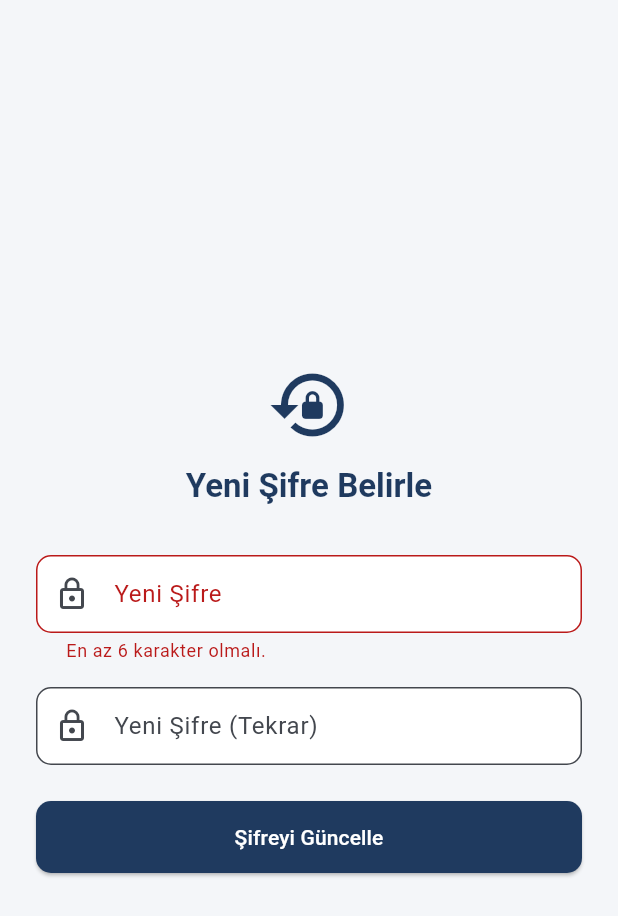
After one commit to omeranilerdogan/ISG_IZ, a Flutter app: the SifreYenileScreen screen opened by its route, after a tap on "Şifreyi Güncelle", on a phone screen of 412 x 824 dp. The commit adds this screen. Shown: the top 916 px of the screen. Run offline on Flutter 3.47's test engine with Material 3 defaults, Android fonts, the phone set to English and light mode, and no system bars; our stand-ins replace connectivity_plus, firebase_core, firebase_messaging, flutter_dotenv, flutter_image_compress, flutter_local_notifications and 8 more; missing offline and left inert: excel, file_saver; accounts and stored records are empty; network calls fail.

Commit message:
27.10.2026

```diff
--- a/lib/core/utils/auth_error_mapper.dart
+++ b/lib/core/utils/auth_error_mapper.dart
@@ -15,6 +15,12 @@ String mapAuthError(Object error) {
     if (msg.contains('password should be at least')) {
       return 'Şifre en az 6 karakter olmalıdır.';
     }
+    if (msg.contains('email rate limit exceeded')) {
+      return 'Kısa sürede çok fazla e-posta istendi. Lütfen bir süre sonra tekrar deneyin.';
+    }
+    if (msg.contains('for security purposes')) {
+      return 'Güvenlik nedeniyle yeni bir istek için birkaç saniye beklemeniz gerekiyor.';
+    }
     return error.message;
   }
   return 'Beklenmeyen bir hata oluştu: $error';
--- /dev/null
+++ b/lib/features/auth/presentation/sifre_yenile_screen.dart
@@ -0,0 +1,149 @@
+import 'package:flutter/material.dart';
+import 'package:flutter_riverpod/flutter_riverpod.dart';
+import 'package:go_router/go_router.dart';
+
+import '../../../core/theme/app_theme.dart';
+import '../../../core/utils/auth_error_mapper.dart';
+import '../../../providers/supabase_providers.dart';
+import '../../../shared/widgets/app_text_field.dart';
+import '../../../shared/widgets/error_banner.dart';
+import '../../../shared/widgets/primary_button.dart';
+
+/// Şifre sıfırlama e-postasındaki bağlantıdan gelen kullanıcının yeni
+/// şifresini belirlediği ekran.
+class SifreYenileScreen extends ConsumerStatefulWidget {
+  const SifreYenileScreen({super.key});
+
+  @override
+  ConsumerState<SifreYenileScreen> createState() => _SifreYenileScreenState();
+}
+
+class _SifreYenileScreenState extends ConsumerState<SifreYenileScreen> {
+  final _formKey = GlobalKey<FormState>();
+  final _sifreController = TextEditingController();
+  final _sifreTekrarController = TextEditingController();
+  bool _loading = false;
+  String? _errorMessage;
+
+  @override
+  void dispose() {
+    _sifreController.dispose();
+    _sifreTekrarController.dispose();
+    super.dispose();
+  }
+
+  Future<void> _submit() async {
+    if (!_formKey.currentState!.validate()) return;
+    setState(() {
+      _loading = true;
+      _errorMessage = null;
+    });
+    try {
+      await ref.read(authRepositoryProvider).updatePassword(_sifreController.text);
+      if (!mounted) return;
+      ScaffoldMessenger.of(context).showSnackBar(
+        const SnackBar(content: Text('Şifreniz güncellendi.')),
+      );
+      ref.read(sifreYenilemeModuProvider.notifier).tamamlandi();
+      context.go('/home');
+    } catch (e) {
+      setState(() => _errorMessage = mapAuthError(e));
+    } finally {
+      if (mounted) setState(() => _loading = false);
+    }
+  }
+
+  void _giriseDon() {
+    ref.read(sifreYenilemeModuProvider.notifier).tamamlandi();
+    context.go('/login');
+  }
+
+  @override
+  Widget build(BuildContext context) {
+    final oturumVar = ref.watch(currentUserIdProvider) != null;
+
+    return Scaffold(
+      body: Center(
+        child: SingleChildScrollView(
+          padding: const EdgeInsets.all(24),
+          child: ConstrainedBox(
+            constraints: const BoxConstraints(maxWidth: 420),
+            child: oturumVar ? _form(context) : _gecersizBaglanti(context),
+          ),
+        ),
+      ),
+    );
+  }
+
+  Widget _form(BuildContext context) {
+    return Form(
+      key: _formKey,
+      child: Column(
+        crossAxisAlignment: CrossAxisAlignment.stretch,
+        children: [
+          Icon(Icons.lock_reset, size: 56, color: AppTheme.primary),
+          const SizedBox(height: 12),
+          Text(
+            'Yeni Şifre Belirle',
+            textAlign: TextAlign.center,
+            style: Theme.of(context).textTheme.titleLarge?.copyWith(
+                  fontWeight: FontWeight.bold,
+                  color: AppTheme.primary,
+                ),
+          ),
+          const SizedBox(height: 32),
+          if (_errorMessage != null) ErrorBanner(message: _errorMessage!),
+          AppTextField(
+            label: 'Yeni Şifre',
+            controller: _sifreController,
+            obscureText: true,
+            prefixIcon: Icons.lock_outline,
+            textInputAction: TextInputAction.next,
+            validator: (v) => (v == null || v.length < 6) ? 'En az 6 karakter olmalı.' : null,
+          ),
+          const SizedBox(height: 16),
+          AppTextField(
+            label: 'Yeni Şifre (Tekrar)',
+            controller: _sifreTekrarController,
+            obscureText: true,
+            prefixIcon: Icons.lock_outline,
+            textInputAction: TextInputAction.done,
+            validator: (v) => v != _sifreController.text ? 'Şifreler eşleşmiyor.' : null,
+          ),
+          const SizedBox(height: 24),
+          PrimaryButton(label: 'Şifreyi Güncelle', onPressed: _submit, loading: _loading),
+        ],
+      ),
+    );
+  }
+
+  /// Bağlantının kodu oturuma çevrilemediyse (süresi dolmuş ya da daha önce
+  /// kullanılmış) kullanıcıya bunu açıklar.
+  Widget _gecersizBaglanti(BuildContext context) {
+    return Column(
+      mainAxisSize: MainAxisSize.min,
+      children: [
+        Icon(Icons.link_off, size: 56, color: AppTheme.accent),
+        const SizedBox(height: 16),
+        Text(
+          'Bağlantı Doğrulanamadı',
+          textAlign: TextAlign.center,
+          style: Theme.of(context).textTheme.titleLarge?.copyWith(fontWeight: FontWeight.bold),
+        ),
+        const SizedBox(height: 12),
+        const Text(
+          'Şifre sıfırlama bağlantısının süresi dolmuş ya da daha önce kullanılmış '
+          'olabilir. Giriş ekranından "Şifremi Unuttum" ile yeni bir bağlantı isteyin '
+          've e-postadaki en son bağlantıyı kullanın.',
+          textAlign: TextAlign.center,
+        ),
+        const SizedBox(height: 24),
+        OutlinedButton.icon(
+          onPressed: _giriseDon,
+          icon: const Icon(Icons.arrow_back),
+          label: const Text('Giriş Ekranına Dön'),
+        ),
+      ],
+    );
+  }
+}
--- a/pubspec.yaml
+++ b/pubspec.yaml
@@ -90,6 +90,7 @@ flutter:
   # To add assets to your application, add an assets section, like this:
   assets:
     - .env
+    - assets/images/
 
   # An image asset can refer to one or more resolution-specific "variants", see
   # https://flutter.dev/to/resolution-aware-images
```
Also changed, not shown: lib/core/constants/app_constants.dart (+16 -0 lines), lib/core/router/app_router.dart (+12 -0 lines), lib/data/repositories/auth_repository.dart (+20 -1 lines), lib/features/auth/presentation/login_screen.dart (+29 -2 lines), lib/main.dart (+19 -2 lines), lib/providers/supabase_providers.dart (+24 -0 lines), assets/images/logo.png (added), firebase.json (added), 15 other files.
